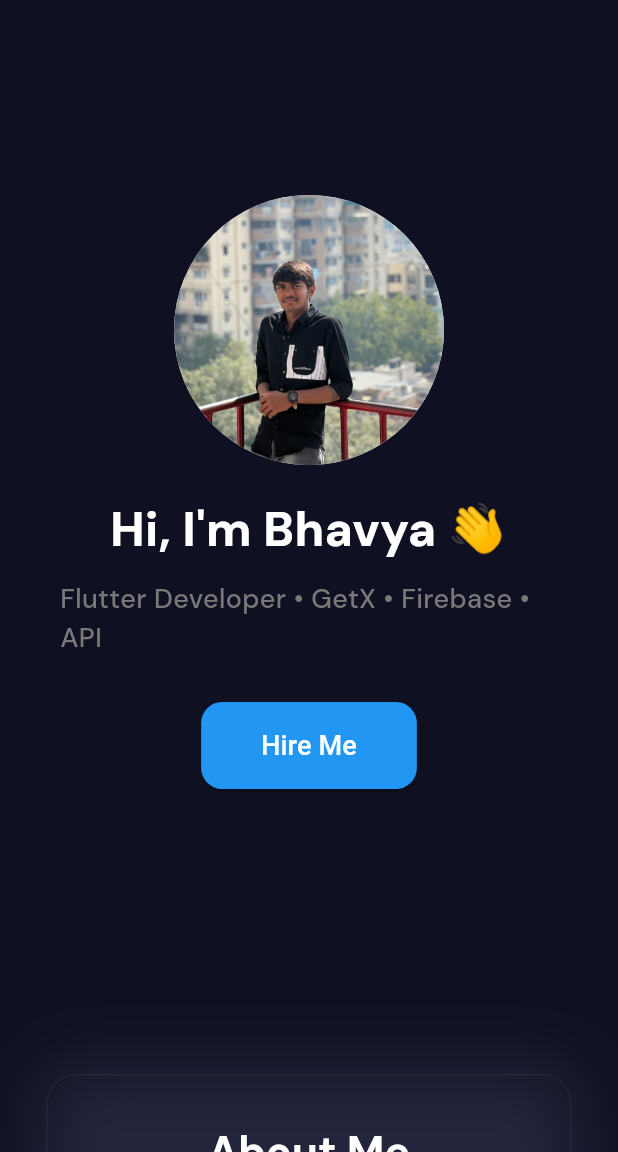
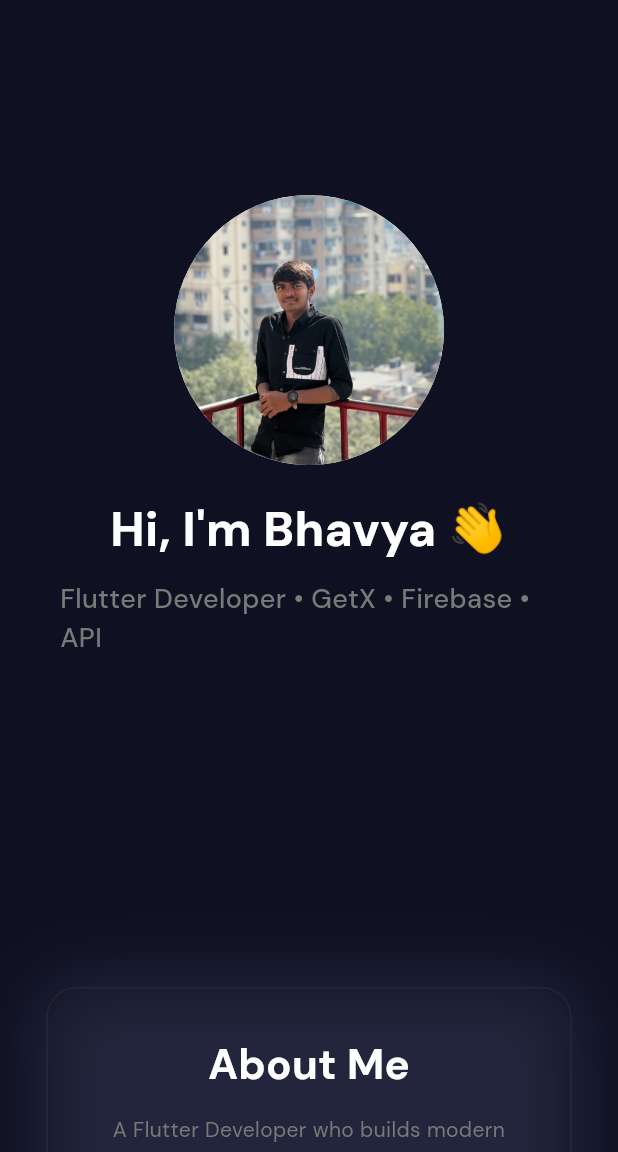
Before and after one commit to giniyabhavya260-hub/bhavya_giniya_portfolio, a Flutter app: the screen it shows after launch, on a phone screen of 412 x 824 dp, the part 84-1236 px from its top. Run offline on Flutter 3.47's test engine with Material 3 defaults, Android fonts, the phone set to English and light mode, and no system bars; drawn by our look-alikes of flutter_animate; our stand-ins replace gap, get.

Commit message:
- Remove HireMe button

```diff
--- a/lib/view/screens/home/home_screen.dart
+++ b/lib/view/screens/home/home_screen.dart
@@ -108,7 +108,6 @@ Widget _hero(bool isWide) {
 
         Gap(30),
 
-        HireMeButton(),
       ],
     ),
   );
```
